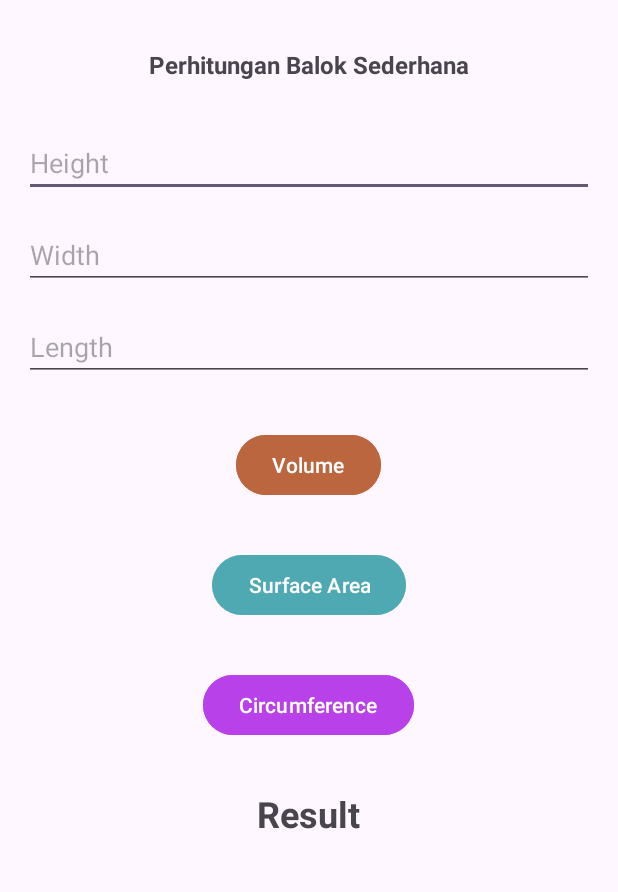
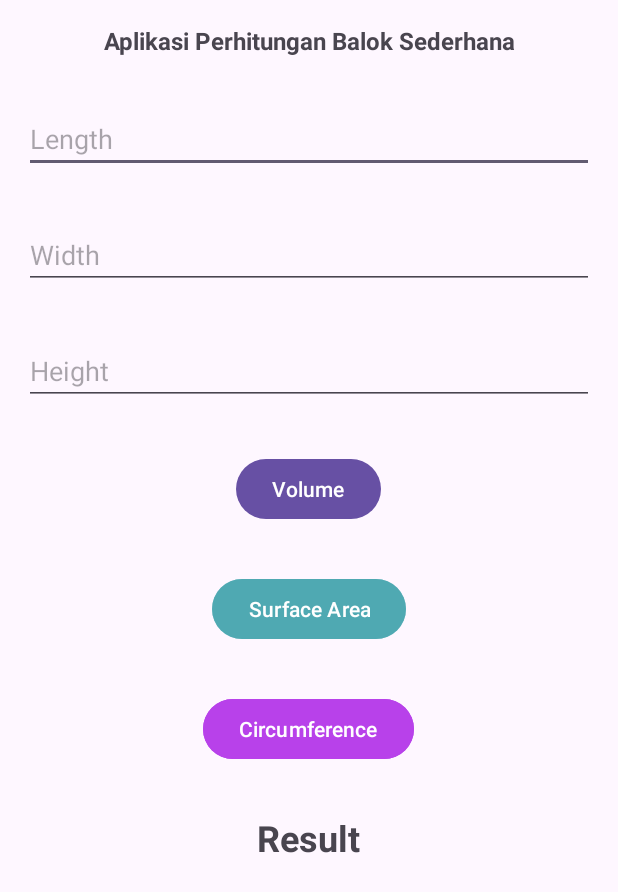
Before and after one commit to elvino11/Day02, an Android app: the screen it shows after launch (MainActivity), on a phone screen of 412 x 824 dp. Shown: the top 892 px of the screen. Run offline under Robolectric (Android 15) with nearby library versions, the phone set to English and light mode, and no system bars.

Commit message:
day 02 belajar

```diff
--- a/app/src/main/java/com/example/day02/MainActivity.java
+++ b/app/src/main/java/com/example/day02/MainActivity.java
@@ -14,6 +14,12 @@ import androidx.core.view.WindowInsetsCompat;
 
 public class MainActivity extends AppCompatActivity {
 
+    //Deklarasi
+    private EditText etLength, etWidth, etHeight;
+
+    private Button btnVolume, btnSurfaceArea, btnCircumference ;
+
+    private TextView tvResult;
 
     @Override
     protected void onCreate(Bundle savedInstanceState) {
@@ -26,25 +32,24 @@ public class MainActivity extends AppCompatActivity {
             return insets;
         });
 
-        EditText etHeight = findViewById(R.id.etHeight);
-        EditText etWidth = findViewById(R.id.etWidth);
-        EditText etLength = findViewById(R.id.etLength);
+        etLength = findViewById(R.id.etLength);
+        etWidth = findViewById(R.id.etWidth);
+        etHeight = findViewById(R.id.etHeight);
 
-        TextView tvResult = findViewById(R.id.tvResult);
+        btnVolume = findViewById(R.id.btnVolume);
 
-        Button btnVolume = findViewById(R.id.btnVolume);
+        btnSurfaceArea = findViewById(R.id.btnSurfaceArea);
 
-        Button btnSurfaceArea = findViewById(R.id.btnSurfaceArea);
+        btnCircumference = findViewById(R.id.btnCircumference);
 
-        Button btnCircumference = findViewById(R.id.btnCircumference);
+        tvResult = findViewById(R.id.tvResult);
 
         btnVolume.setOnClickListener(new View.OnClickListener() {
             @Override
             public void onClick(View v) {
-                String inputHeight = etHeight.getText().toString();
-                int height = Integer.parseInt(inputHeight);
+                int length = Integer.parseInt(etLength.getText().toString());
                 int width = Integer.parseInt(etWidth.getText().toString());
-                int length = Integer.parseInt(etLength.getText().toString());
+                int height = Integer.parseInt(etHeight.getText().toString());
 
                 int volume = length * width * height;
 
@@ -101,5 +106,6 @@ public class MainActivity extends AppCompatActivity {
                 }
             }
         });
+
     }
 }
--- a/app/src/main/res/layout/activity_main.xml
+++ b/app/src/main/res/layout/activity_main.xml
@@ -5,54 +5,48 @@
     android:id="@+id/main"
     android:layout_width="match_parent"
     android:layout_height="match_parent"
+    android:orientation="vertical"
     android:layout_margin="16dp"
-    android:orientation="vertical"
     tools:context=".MainActivity">
 
     <TextView
         android:id="@+id/tvTitle"
-        android:text="@string/perhitungan_balok_sederhana"
-        android:layout_gravity="center"
+        android:text="Aplikasi Perhitungan Balok Sederhana"
         android:textSize="16sp"
         android:textStyle="bold"
-        android:layout_marginTop="16dp"
-        android:layout_width="wrap_content"
+        android:gravity="center"
+        android:layout_width="match_parent"
         android:layout_height="wrap_content"/>
 
-    <!--JELASKAN TENTANG SP DAN DP
-    APA PERBEDAANNYA
-    SIAPA YG TAU-->
-
     <EditText
-        android:id="@+id/etHeight"
+        android:id="@+id/etLength"
+        android:hint="Length"
+        android:inputType="number"
         android:layout_marginTop="32dp"
-        android:hint="@string/height"
-        android:inputType="number"
         android:layout_width="match_parent"
         android:layout_height="wrap_content"/>
 
     <EditText
         android:id="@+id/etWidth"
-        android:layout_marginTop="16dp"
-        android:hint="@string/width"
+        android:hint="Width"
         android:inputType="number"
+        android:layout_marginTop="32dp"
         android:layout_width="match_parent"
         android:layout_height="wrap_content"/>
 
     <EditText
-        android:id="@+id/etLength"
-        android:layout_marginTop="16dp"
-        android:hint="@string/length"
+        android:id="@+id/etHeight"
+        android:hint="Height"
         android:inputType="number"
+        android:layout_marginTop="32dp"
         android:layout_width="match_parent"
         android:layout_height="wrap_content"/>
 
     <Button
         android:id="@+id/btnVolume"
-        android:text="@string/volume"
+        android:text="Volume"
+        android:layout_gravity="center"
         android:layout_marginTop="32dp"
-        android:layout_gravity="center"
-        android:backgroundTint="#BC663F"
         android:layout_width="wrap_content"
         android:layout_height="wrap_content"/>
 
@@ -76,12 +70,13 @@
 
     <TextView
         android:id="@+id/tvResult"
-        android:text="@string/result"
+        android:text="Result"
+        android:layout_gravity="center"
+        android:layout_marginTop="32dp"
         android:textSize="24sp"
         android:textStyle="bold"
-        android:layout_gravity="center"
-        android:layout_marginTop="32dp"
         android:layout_width="wrap_content"
         android:layout_height="wrap_content"/>
 
+
 </LinearLayout>
```
